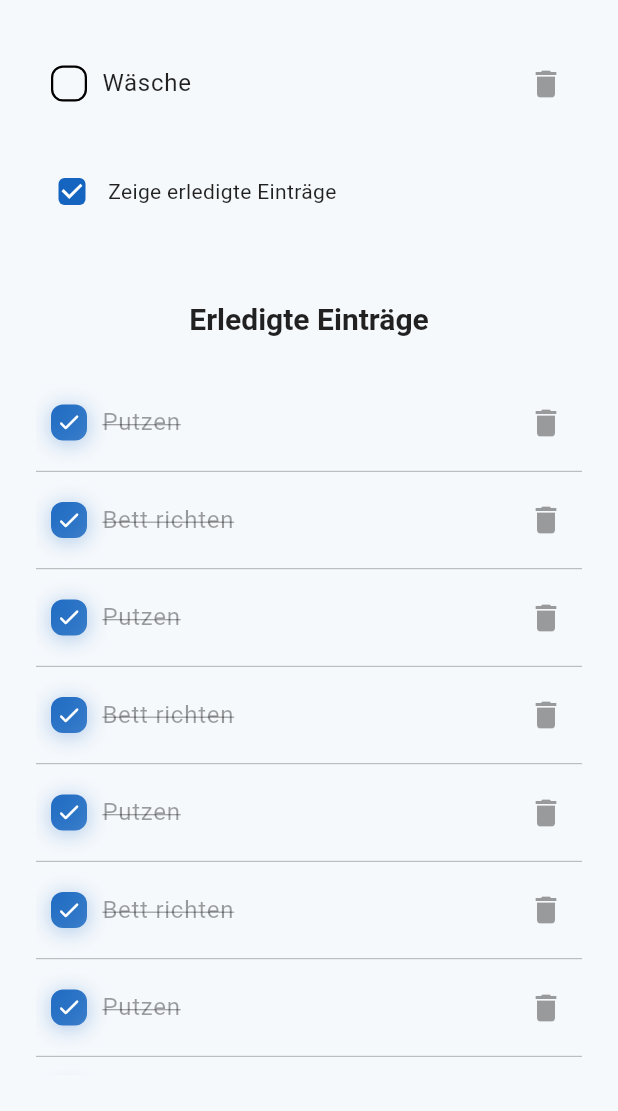
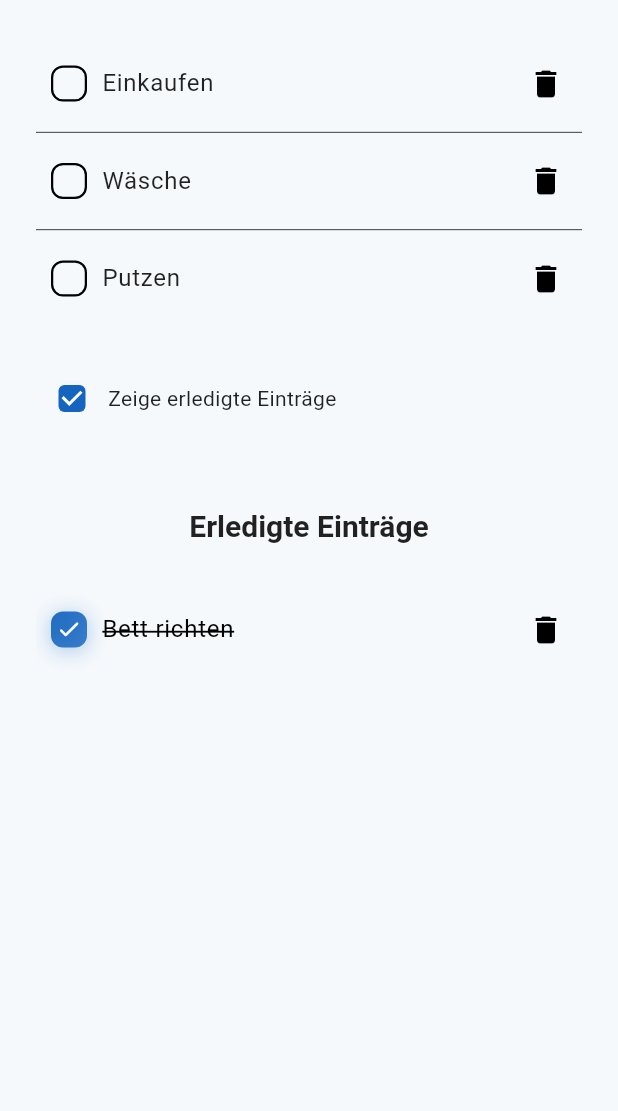
Before and after one commit to pythonite42/TaskMate, a Flutter app: the screen it shows after launch, after a tap on the "check" icon, on a phone screen of 412 x 824 dp, the part 125-1236 px from its top. Run offline on Flutter 3.47's test engine with Material 3 defaults, Android fonts, the phone set to English and light mode, and no system bars.

Commit message:
animated checking

```diff
--- a/lib/main.dart
+++ b/lib/main.dart
@@ -1,7 +1,7 @@
 import 'package:flutter/material.dart';
+import 'package:flutter/services.dart';
 import 'package:to_do_list/spacing.dart';
 import 'package:to_do_list/theme.dart';
-import 'package:flutter/services.dart';
 
 void main() {
   runApp(const MainApp());
@@ -16,8 +16,8 @@ class MainApp extends StatelessWidget {
       title: 'ToDo App',
       theme: AppTheme.lightTheme,
       darkTheme: AppTheme.darkTheme,
-      themeMode: ThemeMode.system, // auto-switch with device
-      home: HomePage(),
+      themeMode: ThemeMode.system,
+      home: const HomePage(),
     );
   }
 }
@@ -30,31 +30,27 @@ class HomePage extends StatefulWidget {
 }
 
 class _HomePageState extends State<HomePage> {
-  bool? showDoneEntries = true;
-  List? todoEntries;
-  List? doneEntries;
+  bool showDoneEntries = true;
+
+  final GlobalKey<AnimatedListState> _todoKey = GlobalKey<AnimatedListState>();
+  final GlobalKey<AnimatedListState> _doneKey = GlobalKey<AnimatedListState>();
+
+  List<String>? todoEntries;
+  List<String>? doneEntries;
 
   @override
   void initState() {
-    loadEntries();
     super.initState();
+    _loadEntries();
   }
 
-  Future loadEntries() async {
-    await Future.delayed(Duration(seconds: 2));
-    Map? data = {
-      "todo": ["Einkaufen", "Wäsche" /*  "Einkaufen", "Wäsche", "Einkaufen", "Wäsche", "Einkaufen", "Wäsche" */],
+  Future<void> _loadEntries() async {
+    await Future.delayed(const Duration(milliseconds: 600));
+    final Map? data = {
+      "todo": ["Einkaufen", "Wäsche" /* "Einkaufen", "Wäsche", "Einkaufen", "Wäsche", "Einkaufen", "Wäsche" */],
       "done": [
         "Putzen",
-        "Bett richten",
-        "Putzen",
-        "Bett richten",
-        "Putzen",
-        "Bett richten",
-        "Putzen",
-        "Bett richten",
-        "Putzen",
-        "Bett richten",
+        "Bett richten" /* "Putzen", "Bett richten", "Putzen", "Bett richten", "Putzen", "Bett richten" */,
       ],
     };
 
@@ -64,16 +60,81 @@ class _HomePageState extends State<HomePage> {
     });
   }
 
+  void _moveTodoToDone(int index) {
+    final item = todoEntries!.removeAt(index);
+
+    // animate removal from TODO list
+    _todoKey.currentState!.removeItem(
+      index,
+      (context, anim) => _animatedTile(
+        name: item,
+        isDone: false,
+        animation: anim,
+        showDivider: index < (todoEntries!.length), // was not last before remove
+        onChanged: (_) {},
+      ),
+      duration: const Duration(milliseconds: 220),
+    );
+
+    // insert into DONE with animation (after one microtask to avoid build re-entrancy)
+    Future.microtask(() {
+      final insertIndex = doneEntries!.length;
+      doneEntries!.add(item);
+      _doneKey.currentState!.insertItem(insertIndex, duration: const Duration(milliseconds: 280));
+    });
+  }
+
+  void _moveDoneToTodo(int index) {
+    final item = doneEntries!.removeAt(index);
+
+    _doneKey.currentState!.removeItem(
+      index,
+      (context, anim) => _animatedTile(
+        name: item,
+        isDone: true,
+        animation: anim,
+        showDivider: index < (doneEntries!.length),
+        onChanged: (_) {},
+      ),
+      duration: const Duration(milliseconds: 220),
+    );
+
+    Future.microtask(() {
+      final insertIndex = todoEntries!.length;
+      todoEntries!.add(item);
+      _todoKey.currentState!.insertItem(insertIndex, duration: const Duration(milliseconds: 280));
+    });
+  }
+
+  // -------------------- Animated tile builder --------------------
+  Widget _animatedTile({
+    required String name,
+    required bool isDone,
+    required Animation<double> animation,
+    required bool showDivider,
+    required ValueChanged<bool> onChanged,
+  }) {
+    return SizeTransition(
+      sizeFactor: CurvedAnimation(parent: animation, curve: Curves.easeOut),
+      child: FadeTransition(
+        opacity: animation,
+        child: EntryRow(name: name, isDone: isDone, showDivider: showDivider, onChanged: onChanged),
+      ),
+    );
+  }
+
   @override
   Widget build(BuildContext context) {
+    final isLoading = todoEntries == null || doneEntries == null;
+
     return Scaffold(
-      body: (todoEntries == null && doneEntries == null)
+      body: isLoading
           ? Center(
               child: Column(
                 mainAxisAlignment: MainAxisAlignment.center,
                 children: [
-                  CircularProgressIndicator(color: Theme.of(context).primaryColor),
-                  const SizedBox(height: 20),
+                  CircularProgressIndicator(color: Theme.of(context).colorScheme.primary),
+                  AppSpacing.md.vSpace,
                   const Text("Einen Moment ..."),
                 ],
               ),
@@ -88,68 +149,69 @@ class _HomePageState extends State<HomePage> {
                       child: Text("Deine To-Do Liste", style: Theme.of(context).textTheme.headlineLarge),
                     ),
 
-                    if (todoEntries == null)
-                      Text("Fehler beim Laden der Aufgaben")
-                    else if (todoEntries?.isEmpty == true)
-                      Text("Alle Aufgaben erledigt")
+                    if (todoEntries!.isEmpty)
+                      const Text("Alle Aufgaben erledigt")
                     else
-                      for (int i = 0; i < todoEntries!.length; i++)
-                        EntryRow(
-                          name: todoEntries![i],
+                      AnimatedList(
+                        key: _todoKey,
+                        initialItemCount: todoEntries!.length,
+                        primary: false,
+                        shrinkWrap: true,
+                        physics: const NeverScrollableScrollPhysics(),
+                        itemBuilder: (context, index, animation) {
+                          final name = todoEntries![index];
+                          return _animatedTile(
+                            name: name,
                             isDone: false,
-                          showDivider: i < todoEntries!.length - 1,
+                            animation: animation,
+                            showDivider: index < todoEntries!.length - 1,
                             onChanged: (checked) {
-                            if (checked) {
-                              setState(() {
-                                final item = todoEntries!.removeAt(i);
-                                doneEntries!.add(item);
-                              });
-                            }
+                              if (checked) _moveTodoToDone(index);
+                            },
+                          );
                         },
                       ),
-                    AppSpacing.md.vSpace,
+
+                    AppSpacing.lg.vSpace,
+
+                    // Toggle DONE visibility
                     Row(
                       children: [
-                        Checkbox(
-                          value: showDoneEntries,
-                          onChanged: (newValue) {
-                            setState(() {
-                              showDoneEntries = newValue;
-                            });
-                          },
-                        ),
-                        Text("Zeige erledigte Einträge"),
+                        Checkbox(value: showDoneEntries, onChanged: (v) => setState(() => showDoneEntries = v ?? true)),
+                        const Text("Zeige erledigte Einträge"),
                       ],
                     ),
-                    if (showDoneEntries == true)
-                      Column(
-                        children: [
+
+                    // ---------------- DONE LIST (AnimatedList) ----------------
+                    if (showDoneEntries) ...[
                       AppSpacing.lg.vSpace,
                       Padding(
                         padding: const EdgeInsets.all(AppSpacing.lg),
                         child: Text("Erledigte Einträge", style: Theme.of(context).textTheme.headlineMedium),
                       ),
-                          if (doneEntries == null)
-                            Text("Fehler beim Laden der Aufgaben")
-                          else if (doneEntries?.isEmpty == true)
-                            Text("Noch keine erledigten Aufgaben")
+                      if (doneEntries!.isEmpty)
+                        const Text("Noch keine erledigten Aufgaben")
                       else
-                            for (int i = 0; i < doneEntries!.length; i++)
-                              EntryRow(
-                                name: doneEntries![i],
+                        AnimatedList(
+                          key: _doneKey,
+                          initialItemCount: doneEntries!.length,
+                          primary: false,
+                          shrinkWrap: true,
+                          physics: const NeverScrollableScrollPhysics(),
+                          itemBuilder: (context, index, animation) {
+                            final name = doneEntries![index];
+                            return _animatedTile(
+                              name: name,
                               isDone: true,
-                                showDivider: i < doneEntries!.length - 1,
+                              animation: animation,
+                              showDivider: index < doneEntries!.length - 1,
                               onChanged: (checked) {
-                                  if (!checked) {
-                                    setState(() {
-                                      final item = doneEntries!.removeAt(i);
-                                      todoEntries!.add(item);
-                                    });
-                                  }
+                                if (!checked) _moveDoneToTodo(index);
+                              },
+                            );
                           },
                         ),
                     ],
-                      ),
                   ],
                 ),
               ),
@@ -158,6 +220,9 @@ class _HomePageState extends State<HomePage> {
   }
 }
 
+// ---------------------------------------------------------------
+// EntryRow passes onChanged outward (no state here)
+// ---------------------------------------------------------------
 class EntryRow extends StatelessWidget {
   const EntryRow({
     super.key,
@@ -174,6 +239,8 @@ class EntryRow extends StatelessWidget {
 
   @override
   Widget build(BuildContext context) {
+    final textTheme = Theme.of(context).textTheme;
+
     return Column(
       mainAxisSize: MainAxisSize.min,
       children: [
@@ -182,32 +249,44 @@ class EntryRow extends StatelessWidget {
           child: Row(
             mainAxisAlignment: MainAxisAlignment.spaceBetween,
             children: [
-              //Checkbox(value: isDone, shape: CircleBorder(), onChanged: (newValue) {}),
-              CustomCheckbox(value: isDone, onChanged: onChanged),
+              CustomCheckbox(value: isDone, onChanged: (v) => onChanged(v)),
               Expanded(
                 child: Text(
                   name,
-                  style: Theme.of(context).textTheme.bodyLarge?.copyWith(
-                    color: isDone ? Theme.of(context).dividerColor : Theme.of(context).textTheme.bodyLarge?.color,
+                  style: textTheme.bodyLarge?.copyWith(
+                    color: isDone
+                        ? Theme.of(context).dividerTheme.color ?? Theme.of(context).colorScheme.outline
+                        : textTheme.bodyLarge?.color,
                     decoration: isDone ? TextDecoration.lineThrough : null,
-                    decorationThickness: 1,
-                    decorationColor: Theme.of(context).dividerColor,
+                    decorationThickness: 1.5,
+                    decorationColor: Theme.of(context).dividerTheme.color ?? Theme.of(context).colorScheme.outline,
                   ),
                 ),
               ),
               IconButton(
-                onPressed: () {},
-                icon: Icon(Icons.delete, color: Theme.of(context).dividerColor),
+                onPressed: () {}, // delete etc.
+                icon: Icon(
+                  Icons.delete,
+                  color: Theme.of(context).dividerTheme.color ?? Theme.of(context).colorScheme.outline,
+                ),
               ),
             ],
           ),
         ),
-        if (showDivider) Divider(height: 1, thickness: 0.5, color: Theme.of(context).dividerColor),
+        if (showDivider)
+          Divider(
+            height: 1,
+            thickness: 0.5,
+            color: Theme.of(context).dividerTheme.color ?? Theme.of(context).colorScheme.outlineVariant,
+          ),
       ],
     );
   }
 }
 
+// ---------------------------------------------------------------
+// Your CustomCheckbox (unchanged)
+// ---------------------------------------------------------------
 class CustomCheckbox extends StatefulWidget {
   const CustomCheckbox({
     super.key,
@@ -221,8 +300,8 @@ class CustomCheckbox extends StatefulWidget {
 
   final bool value;
   final ValueChanged<bool> onChanged;
-  final double size; // 24–28 works great
-  final double borderRadius; // rounded corner checkbox
+  final double size;
+  final double borderRadius;
   final String? semanticLabel;
   final bool enableHaptics;
 
@@ -259,13 +338,11 @@ class _CustomCheckboxState extends State<CustomCheckbox> with SingleTickerProvid
     final scheme = Theme.of(context).colorScheme;
     final isChecked = widget.value;
 
-    // Colors
     final outline = scheme.outlineVariant;
-    final bgUnchecked = Theme.of(context).colorScheme.surface;
+    final bgUnchecked = scheme.surface;
     final checkColor = scheme.onPrimary;
 
-    // Subtle glow when checked / hovered
-    final List<BoxShadow> glow = isChecked
+    final glow = isChecked
         ? [
             BoxShadow(
               color: scheme.primary.withOpacity(_hovered ? 0.45 : 0.32),
@@ -304,11 +381,11 @@ class _CustomCheckboxState extends State<CustomCheckbox> with SingleTickerProvid
       onShowFocusHighlight: (f) => setState(() => _focused = f),
       onShowHoverHighlight: (h) => setState(() => _hovered = h),
       mouseCursor: SystemMouseCursors.click,
-      shortcuts: const <ShortcutActivator, Intent>{
+      shortcuts: const {
         SingleActivator(LogicalKeyboardKey.enter): ActivateIntent(),
         SingleActivator(LogicalKeyboardKey.space): ActivateIntent(),
       },
-      actions: <Type, Action<Intent>>{
+      actions: {
         ActivateIntent: CallbackAction<Intent>(
           onInvoke: (intent) {
             _toggle();
@@ -329,7 +406,6 @@ class _CustomCheckboxState extends State<CustomCheckbox> with SingleTickerProvid
             highlightColor: scheme.primary.withOpacity(0.10),
             splashColor: scheme.primary.withOpacity(0.15),
             child: Padding(
-              // Keep touch target ~48x48 while visual box is smaller
               padding: const EdgeInsets.all(10),
               child: ScaleTransition(
                 scale: _controller,
@@ -339,7 +415,6 @@ class _CustomCheckboxState extends State<CustomCheckbox> with SingleTickerProvid
                   width: widget.size,
                   height: widget.size,
                   decoration: decoration.copyWith(
-                    // subtle focus ring
                     boxShadow: [
                       ...glow,
                       if (_focused)
@@ -362,12 +437,7 @@ class _CustomCheckboxState extends State<CustomCheckbox> with SingleTickerProvid
                               size: widget.size * 0.72,
                               color: checkColor,
                             )
-                          : Icon(
-                              Icons.check_rounded,
-                              key: const ValueKey('unchecked'),
-                              size: widget.size * 0.72,
-                              color: Colors.transparent,
-                            ),
+                          : const SizedBox.shrink(key: ValueKey('unchecked')),
                     ),
                   ),
                 ),
```
Lines whose indentation alone changed are shown as unchanged.
